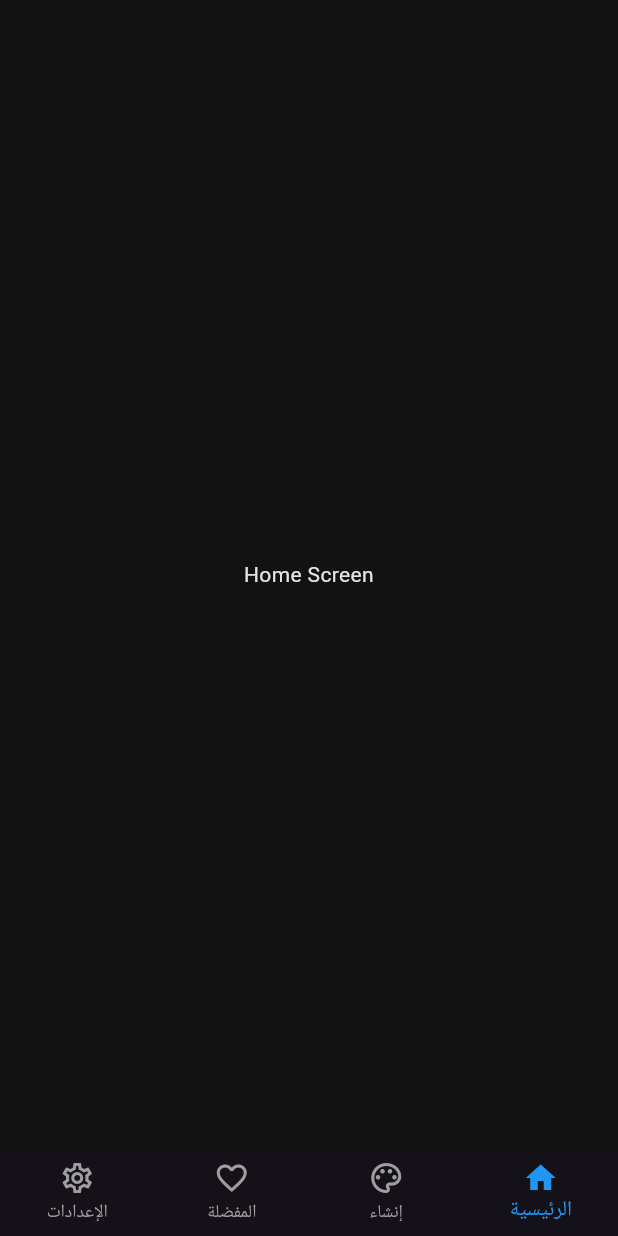
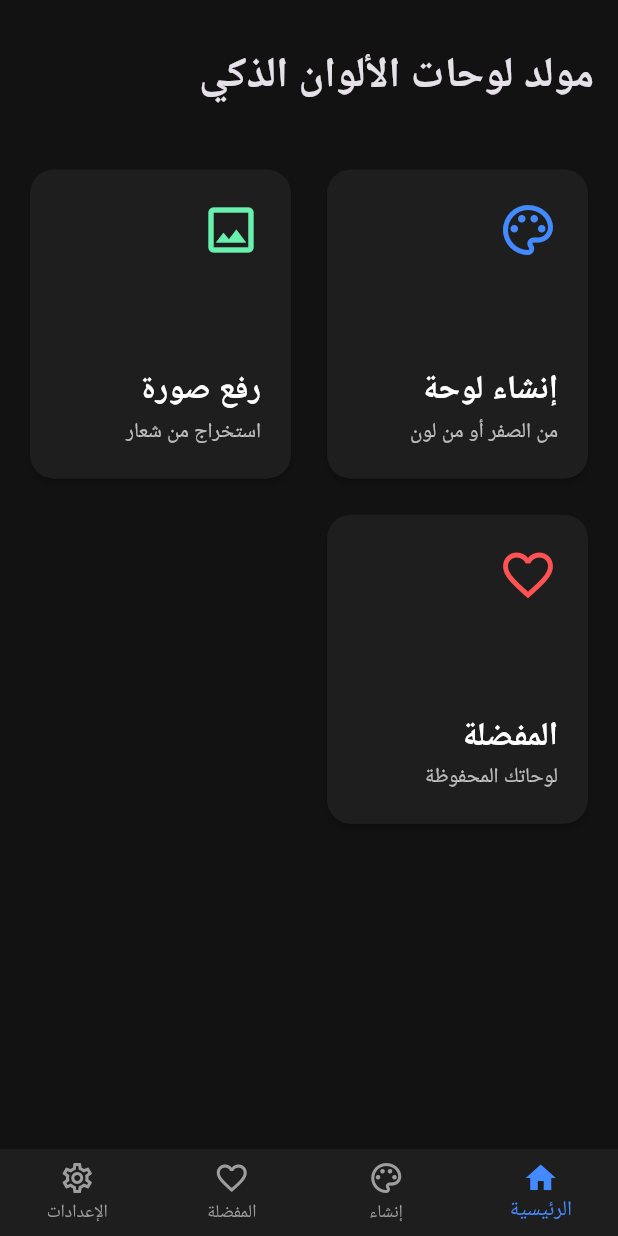
Before and after one commit to AnmarSammour/Flutter-projects, a Flutter app: the screen it shows after launch, on a phone screen of 412 x 824 dp. Run offline on Flutter 3.47's test engine with Material 3 defaults, Android fonts, the phone set to English and light mode, and no system bars; our stand-ins replace flutter_riverpod.

Commit message:
Refactoring the code

````diff
--- a/ai_palette_generator/l10n.yaml
+++ /dev/null
@@ -1,3 +0,0 @@
-arb-dir: lib/localization
-template-arb-file: app_ar.arb
-output-localization-file: app_localizations.dart
--- a/ai_palette_generator/lib/localization/app_ar.arb
+++ /dev/null
@@ -1,10 +0,0 @@
-{
-    "@@locale": "ar",
-    "appTitle": "مولد لوحات الألوان الذكي",
-    "navHome": "الرئيسية",
-    "navGenerate": "إنشاء",
-    "navFavorites": "المفضلة",
-    "navSettings": "الإعدادات",
-    "settingsTitle": "الإعدادات",
-    "settingsLanguage": "اللغة"
-}
--- a/ai_palette_generator/lib/localization/app_en.arb
+++ /dev/null
@@ -1,10 +0,0 @@
-{
-    "@@locale": "en",
-    "appTitle": "AI Palette Generator",
-    "navHome": "Home",
-    "navGenerate": "Generate",
-    "navFavorites": "Favorites",
-    "navSettings": "Settings",
-    "settingsTitle": "Settings",
-    "settingsLanguage": "Language"
-}
--- /dev/null
+++ b/ai_palette_generator/lib/localization/app_local.dart
@@ -0,0 +1,88 @@
+import 'package:flutter/material.dart';
+
+class AppLocal {
+  final Locale locale;
+
+  AppLocal(this.locale);
+
+  static AppLocal of(BuildContext context) {
+    return Localizations.of<AppLocal>(context, AppLocal)!;
+  }
+
+  static const supportedLocales = [Locale('ar'), Locale('en')];
+
+  static const LocalizationsDelegate<AppLocal> delegate = _AppLocalDelegate();
+
+  static final Map<String, String> _ar = {
+    'appTitle': 'مولد لوحات الألوان الذكي',
+    'navHome': 'الرئيسية',
+    'navGenerate': 'إنشاء',
+    'navFavorites': 'المفضلة',
+    'navSettings': 'الإعدادات',
+    'homeGeneratePaletteTitle': 'إنشاء لوحة',
+    'homeGeneratePaletteSubtitle': 'من الصفر أو من لون',
+    'homeUploadImageTitle': 'رفع صورة',
+    'homeUploadImageSubtitle': 'استخراج من شعار',
+    'homeFavoritesTitle': 'المفضلة',
+    'homeFavoritesSubtitle': 'لوحاتك المحفوظة',
+  };
+
+  static final Map<String, String> _en = {
+    'appTitle': 'AI Palette Generator',
+    'navHome': 'Home',
+    'navGenerate': 'Generate',
+    'navFavorites': 'Favorites',
+    'navSettings': 'Settings',
+    'homeGeneratePaletteTitle': 'Generate Palette',
+    'homeGeneratePaletteSubtitle': 'From scratch or color',
+    'homeUploadImageTitle': 'Upload Image',
+    'homeUploadImageSubtitle': 'Extract from a logo',
+    'homeFavoritesTitle': 'Favorites',
+    'homeFavoritesSubtitle': 'Your saved palettes',
+  };
+
+  static final Map<String, Map<String, String>> _localizedValues = {
+    'ar': _ar,
+    'en': _en,
+  };
+
+  String get appTitle => _localizedValues[locale.languageCode]!['appTitle']!;
+  String get navHome => _localizedValues[locale.languageCode]!['navHome']!;
+  String get navGenerate =>
+      _localizedValues[locale.languageCode]!['navGenerate']!;
+  String get navFavorites =>
+      _localizedValues[locale.languageCode]!['navFavorites']!;
+  String get navSettings =>
+      _localizedValues[locale.languageCode]!['navSettings']!;
+  String get homeGeneratePaletteTitle =>
+      _localizedValues[locale.languageCode]!['homeGeneratePaletteTitle']!;
+  String get homeGeneratePaletteSubtitle =>
+      _localizedValues[locale.languageCode]!['homeGeneratePaletteSubtitle']!;
+  String get homeUploadImageTitle =>
+      _localizedValues[locale.languageCode]!['homeUploadImageTitle']!;
+  String get homeUploadImageSubtitle =>
+      _localizedValues[locale.languageCode]!['homeUploadImageSubtitle']!;
+  String get homeFavoritesTitle =>
+      _localizedValues[locale.languageCode]!['homeFavoritesTitle']!;
+  String get homeFavoritesSubtitle =>
+      _localizedValues[locale.languageCode]!['homeFavoritesSubtitle']!;
+}
+
+class _AppLocalDelegate extends LocalizationsDelegate<AppLocal> {
+  const _AppLocalDelegate();
+
+  @override
+  bool isSupported(Locale locale) {
+    return AppLocal.supportedLocales
+        .map((e) => e.languageCode)
+        .contains(locale.languageCode);
+  }
+
+  @override
+  Future<AppLocal> load(Locale locale) async {
+    return AppLocal(locale);
+  }
+
+  @override
+  bool shouldReload(_AppLocalDelegate old) => false;
+}
--- a/ai_palette_generator/lib/localization/app_localizations.dart
+++ /dev/null
@@ -1,176 +0,0 @@
-import 'dart:async';
-
-import 'package:flutter/foundation.dart';
-import 'package:flutter/widgets.dart';
-import 'package:flutter_localizations/flutter_localizations.dart';
-import 'package:intl/intl.dart' as intl;
-
-import 'app_localizations_ar.dart';
-import 'app_localizations_en.dart';
-
-// ignore_for_file: type=lint
-
-/// Callers can lookup localized strings with an instance of AppLocalizations
-/// returned by `AppLocalizations.of(context)`.
-///
-/// Applications need to include `AppLocalizations.delegate()` in their app's
-/// `localizationDelegates` list, and the locales they support in the app's
-/// `supportedLocales` list. For example:
-///
-/// ```dart
-/// import 'localization/app_localizations.dart';
-///
-/// return MaterialApp(
-///   localizationsDelegates: AppLocalizations.localizationsDelegates,
-///   supportedLocales: AppLocalizations.supportedLocales,
-///   home: MyApplicationHome(),
-/// );
-/// ```
-///
-/// ## Update pubspec.yaml
-///
-/// Please make sure to update your pubspec.yaml to include the following
-/// packages:
-///
-/// ```yaml
-/// dependencies:
-///   # Internationalization support.
-///   flutter_localizations:
-///     sdk: flutter
-///   intl: any # Use the pinned version from flutter_localizations
-///
-///   # Rest of dependencies
-/// ```
-///
-/// ## iOS Applications
-///
-/// iOS applications define key application metadata, including supported
-/// locales, in an Info.plist file that is built into the application bundle.
-/// To configure the locales supported by your app, you’ll need to edit this
-/// file.
-///
-/// First, open your project’s ios/Runner.xcworkspace Xcode workspace file.
-/// Then, in the Project Navigator, open the Info.plist file under the Runner
-/// project’s Runner folder.
-///
-/// Next, select the Information Property List item, select Add Item from the
-/// Editor menu, then select Localizations from the pop-up menu.
-///
-/// Select and expand the newly-created Localizations item then, for each
-/// locale your application supports, add a new item and select the locale
-/// you wish to add from the pop-up menu in the Value field. This list should
-/// be consistent with the languages listed in the AppLocalizations.supportedLocales
-/// property.
-abstract class AppLocalizations {
-  AppLocalizations(String locale)
-    : localeName = intl.Intl.canonicalizedLocale(locale.toString());
-
-  final String localeName;
-
-  static AppLocalizations? of(BuildContext context) {
-    return Localizations.of<AppLocalizations>(context, AppLocalizations);
-  }
-
-  static const LocalizationsDelegate<AppLocalizations> delegate =
-      _AppLocalizationsDelegate();
-
-  /// A list of this localizations delegate along with the default localizations
-  /// delegates.
-  ///
-  /// Returns a list of localizations delegates containing this delegate along with
-  /// GlobalMaterialLocalizations.delegate, GlobalCupertinoLocalizations.delegate,
-  /// and GlobalWidgetsLocalizations.delegate.
-  ///
-  /// Additional delegates can be added by appending to this list in
-  /// MaterialApp. This list does not have to be used at all if a custom list
-  /// of delegates is preferred or required.
-  static const List<LocalizationsDelegate<dynamic>> localizationsDelegates =
-      <LocalizationsDelegate<dynamic>>[
-        delegate,
-        GlobalMaterialLocalizations.delegate,
-        GlobalCupertinoLocalizations.delegate,
-        GlobalWidgetsLocalizations.delegate,
-      ];
-
-  /// A list of this localizations delegate's supported locales.
-  static const List<Locale> supportedLocales = <Locale>[
-    Locale('ar'),
-    Locale('en'),
-  ];
-
-  /// No description provided for @appTitle.
-  ///
-  /// In ar, this message translates to:
-  /// **'مولد لوحات الألوان الذكي'**
-  String get appTitle;
-
-  /// No description provided for @navHome.
-  ///
-  /// In ar, this message translates to:
-  /// **'الرئيسية'**
-  String get navHome;
-
-  /// No description provided for @navGenerate.
-  ///
-  /// In ar, this message translates to:
-  /// **'إنشاء'**
-  String get navGenerate;
-
-  /// No description provided for @navFavorites.
-  ///
-  /// In ar, this message translates to:
-  /// **'المفضلة'**
-  String get navFavorites;
-
-  /// No description provided for @navSettings.
-  ///
-  /// In ar, this message translates to:
-  /// **'الإعدادات'**
-  String get navSettings;
-
-  /// No description provided for @settingsTitle.
-  ///
-  /// In ar, this message translates to:
-  /// **'الإعدادات'**
-  String get settingsTitle;
-
-  /// No description provided for @settingsLanguage.
-  ///
-  /// In ar, this message translates to:
-  /// **'اللغة'**
-  String get settingsLanguage;
-}
-
-class _AppLocalizationsDelegate
-    extends LocalizationsDelegate<AppLocalizations> {
-  const _AppLocalizationsDelegate();
-
-  @override
-  Future<AppLocalizations> load(Locale locale) {
-    return SynchronousFuture<AppLocalizations>(lookupAppLocalizations(locale));
-  }
-
-  @override
-  bool isSupported(Locale locale) =>
-      <String>['ar', 'en'].contains(locale.languageCode);
-
-  @override
-  bool shouldReload(_AppLocalizationsDelegate old) => false;
-}
-
-AppLocalizations lookupAppLocalizations(Locale locale) {
-  // Lookup logic when only language code is specified.
-  switch (locale.languageCode) {
-    case 'ar':
-      return AppLocalizationsAr();
-    case 'en':
-      return AppLocalizationsEn();
-  }
-
-  throw FlutterError(
-    'AppLocalizations.delegate failed to load unsupported locale "$locale". This is likely '
-    'an issue with the localizations generation tool. Please file an issue '
-    'on GitHub with a reproducible sample app and the gen-l10n configuration '
-    'that was used.',
-  );
-}
--- a/ai_palette_generator/lib/localization/app_localizations_ar.dart
+++ /dev/null
@@ -1,31 +0,0 @@
-// ignore: unused_import
-import 'package:intl/intl.dart' as intl;
-import 'app_localizations.dart';
-
-// ignore_for_file: type=lint
-
-/// The translations for Arabic (`ar`).
-class AppLocalizationsAr extends AppLocalizations {
-  AppLocalizationsAr([String locale = 'ar']) : super(locale);
-
-  @override
-  String get appTitle => 'مولد لوحات الألوان الذكي';
-
-  @override
-  String get navHome => 'الرئيسية';
-
-  @override
-  String get navGenerate => 'إنشاء';
-
-  @override
-  String get navFavorites => 'المفضلة';
-
-  @override
-  String get navSettings => 'الإعدادات';
-
-  @override
-  String get settingsTitle => 'الإعدادات';
-
-  @override
-  String get settingsLanguage => 'اللغة';
-}
--- a/ai_palette_generator/lib/localization/app_localizations_en.dart
+++ /dev/null
@@ -1,31 +0,0 @@
-// ignore: unused_import
-import 'package:intl/intl.dart' as intl;
-import 'app_localizations.dart';
-
-// ignore_for_file: type=lint
-
-/// The translations for English (`en`).
-class AppLocalizationsEn extends AppLocalizations {
-  AppLocalizationsEn([String locale = 'en']) : super(locale);
-
-  @override
-  String get appTitle => 'AI Palette Generator';
-
-  @override
-  String get navHome => 'Home';
-
-  @override
-  String get navGenerate => 'Generate';
-
-  @override
-  String get navFavorites => 'Favorites';
-
-  @override
-  String get navSettings => 'Settings';
-
-  @override
-  String get settingsTitle => 'Settings';
-
-  @override
-  String get settingsLanguage => 'Language';
-}
--- a/ai_palette_generator/lib/main.dart
+++ b/ai_palette_generator/lib/main.dart
@@ -1,7 +1,7 @@
-import 'package:ai_palette_generator/localization/app_localizations.dart';
 import 'package:flutter/material.dart';
 import 'package:flutter_riverpod/flutter_riverpod.dart';
 import 'package:ai_palette_generator/views/screens/main_wrapper.dart';
+import 'package:ai_palette_generator/localization/app_local.dart';
 import 'package:flutter_localizations/flutter_localizations.dart';
 
 void main() {
@@ -18,23 +18,24 @@
   @override
   Widget build(BuildContext context) {
     return MaterialApp(
-      onGenerateTitle: (context) => AppLocalizations.of(context)!.appTitle,
+      onGenerateTitle: (context) => AppLocal.of(context).appTitle,
+
       localizationsDelegates: const [
-        AppLocalizations.delegate,
+        AppLocal.delegate,
         GlobalMaterialLocalizations.delegate,
         GlobalWidgetsLocalizations.delegate,
         GlobalCupertinoLocalizations.delegate,
       ],
-      supportedLocales: const [
-        Locale('ar'), // Arabic
-        Locale('en'), // English
-      ],
+      supportedLocales: AppLocal.supportedLocales,
+
       locale: const Locale('ar'),
+
       debugShowCheckedModeBanner: false,
       theme: ThemeData.dark().copyWith(
         scaffoldBackgroundColor: const Color(0xFF121212),
+        cardColor: const Color(0xFF1E1E1E),
         colorScheme: ColorScheme.fromSeed(
-          seedColor: Colors.deepPurple,
+          seedColor: Colors.blue,
           brightness: Brightness.dark,
         ),
       ),
--- a/ai_palette_generator/lib/views/screens/home_screen.dart
+++ b/ai_palette_generator/lib/views/screens/home_screen.dart
@@ -1,13 +1,66 @@
+import 'package:ai_palette_generator/views/widgets/option_card.dart';
 import 'package:flutter/material.dart';
+import 'package:ai_palette_generator/localization/app_local.dart';
 
 class HomeScreen extends StatelessWidget {
   const HomeScreen({super.key});
 
   @override
   Widget build(BuildContext context) {
-    return const Scaffold(
-      body: Center(
-        child: Text('Home Screen'),
+    final l10n = AppLocal.of(context);
+    final theme = Theme.of(context);
+
+    return Scaffold(
+      body: SafeArea(
+        child: Padding(
+          padding: const EdgeInsets.all(16.0),
+          child: Column(
+            crossAxisAlignment: CrossAxisAlignment.start,
+            children: [
+              Padding(
+                padding: const EdgeInsets.symmetric(vertical: 16.0),
+                child: Text(
+                  l10n.appTitle,
+                  style: theme.textTheme.headlineMedium?.copyWith(
+                    fontWeight: FontWeight.bold,
+                  ),
+                ),
+              ),
+              const SizedBox(height: 24),
+              Expanded(
+                child: GridView.count(
+                  crossAxisCount: 2,
+                  crossAxisSpacing: 16,
+                  mainAxisSpacing: 16,
+                  childAspectRatio: 0.85,
+                  children: [
+                    OptionCard(
+                      title: l10n.homeGeneratePaletteTitle,
+                      subtitle: l10n.homeGeneratePaletteSubtitle,
+                      icon: Icons.palette_outlined,
+                      color: Colors.blueAccent,
+                      onTap: () {},
+                    ),
+                    OptionCard(
+                      title: l10n.homeUploadImageTitle,
+                      subtitle: l10n.homeUploadImageSubtitle,
+                      icon: Icons.image_outlined,
+                      color: Colors.greenAccent,
+                      onTap: () {},
+                    ),
+                    OptionCard(
+                      title: l10n.homeFavoritesTitle,
+                      subtitle: l10n.homeFavoritesSubtitle,
+                      icon: Icons.favorite_border,
+                      color: Colors.redAccent,
+                      onTap: () {},
+                    ),
+                  ],
+                ),
+              ),
+            ],
+          ),
+        ),
       ),
     );
   }
--- a/ai_palette_generator/lib/views/screens/main_wrapper.dart
+++ b/ai_palette_generator/lib/views/screens/main_wrapper.dart
@@ -1,9 +1,9 @@
-import 'package:ai_palette_generator/localization/app_localizations.dart';
 import 'package:flutter/material.dart';
 import 'package:ai_palette_generator/views/screens/favorites_screen.dart';
 import 'package:ai_palette_generator/views/screens/generate_screen.dart';
 import 'package:ai_palette_generator/views/screens/home_screen.dart';
 import 'package:ai_palette_generator/views/screens/settings_screen.dart';
+import 'package:ai_palette_generator/localization/app_local.dart';
 
 class MainWrapper extends StatefulWidget {
   const MainWrapper({super.key});
@@ -24,13 +24,10 @@ class _MainWrapperState extends State<MainWrapper> {
 
   @override
   Widget build(BuildContext context) {
-    final l10n = AppLocalizations.of(context)!;
+    final l10n = AppLocal.of(context);
 
     return Scaffold(
-      body: IndexedStack(
-        index: _currentIndex,
-        children: _screens,
-      ),
+      body: IndexedStack(index: _currentIndex, children: _screens),
       bottomNavigationBar: BottomNavigationBar(
         currentIndex: _currentIndex,
         onTap: (index) {
@@ -39,13 +36,30 @@ class _MainWrapperState extends State<MainWrapper> {
           });
         },
         type: BottomNavigationBarType.fixed,
-        selectedItemColor: Colors.blue,
+        backgroundColor: Theme.of(context).cardColor,
+        selectedItemColor: Colors.blueAccent,
         unselectedItemColor: Colors.grey,
         items: [
-          BottomNavigationBarItem(icon: const Icon(Icons.home_outlined), activeIcon: const Icon(Icons.home), label: l10n.navHome),
-          BottomNavigationBarItem(icon: const Icon(Icons.palette_outlined), activeIcon: const Icon(Icons.palette), label: l10n.navGenerate),
-          BottomNavigationBarItem(icon: const Icon(Icons.favorite_border), activeIcon: const Icon(Icons.favorite), label: l10n.navFavorites),
-          BottomNavigationBarItem(icon: const Icon(Icons.settings_outlined), activeIcon: const Icon(Icons.settings), label: l10n.navSettings),
+          BottomNavigationBarItem(
+            icon: const Icon(Icons.home_outlined),
+            activeIcon: const Icon(Icons.home),
+            label: l10n.navHome,
+          ),
+          BottomNavigationBarItem(
+            icon: const Icon(Icons.palette_outlined),
+            activeIcon: const Icon(Icons.palette),
+            label: l10n.navGenerate,
+          ),
+          BottomNavigationBarItem(
+            icon: const Icon(Icons.favorite_border),
+            activeIcon: const Icon(Icons.favorite),
+            label: l10n.navFavorites,
+          ),
+          BottomNavigationBarItem(
+            icon: const Icon(Icons.settings_outlined),
+            activeIcon: const Icon(Icons.settings),
+            label: l10n.navSettings,
+          ),
         ],
       ),
     );
--- /dev/null
+++ b/ai_palette_generator/lib/views/widgets/option_card.dart
@@ -0,0 +1,63 @@
+import 'package:flutter/material.dart';
+
+class OptionCard extends StatelessWidget {
+  final String title;
+  final String subtitle;
+  final IconData icon;
+  final VoidCallback onTap;
+  final Color color;
+
+  const OptionCard({
+    super.key,
+    required this.title,
+    required this.subtitle,
+    required this.icon,
+    required this.onTap,
+    required this.color,
+  });
+
+  @override
+  Widget build(BuildContext context) {
+    final theme = Theme.of(context);
+    return Card(
+      elevation: 2.0,
+      color: theme.cardColor,
+      shape: RoundedRectangleBorder(
+        borderRadius: BorderRadius.circular(16.0),
+      ),
+      child: InkWell(
+        onTap: onTap,
+        borderRadius: BorderRadius.circular(16.0),
+        child: Padding(
+          padding: const EdgeInsets.all(20.0),
+          child: Column(
+            crossAxisAlignment: CrossAxisAlignment.start,
+            mainAxisAlignment: MainAxisAlignment.start,
+            children: [
+              Icon(
+                icon,
+                size: 40,
+                color: color,
+              ),
+              const Spacer(),
+              Text(
+                title,
+                style: theme.textTheme.titleLarge?.copyWith(
+                      fontWeight: FontWeight.bold,
+                      color: Colors.white,
+                    ),
+              ),
+              const SizedBox(height: 4),
+              Text(
+                subtitle,
+                style: theme.textTheme.bodyMedium?.copyWith(
+                      color: Colors.white70,
+                    ),
+              ),
+            ],
+          ),
+        ),
+      ),
+    );
+  }
+}
--- a/ai_palette_generator/pubspec.yaml
+++ b/ai_palette_generator/pubspec.yaml
@@ -72,7 +72,6 @@ flutter:
   # included with your application, so that you can use the icons in
   # the material Icons class.
   uses-material-design: true
-  generate: true
   # To add assets to your application, add an assets section, like this:
   # assets:
   #   - images/a_dot_burr.jpeg
````
